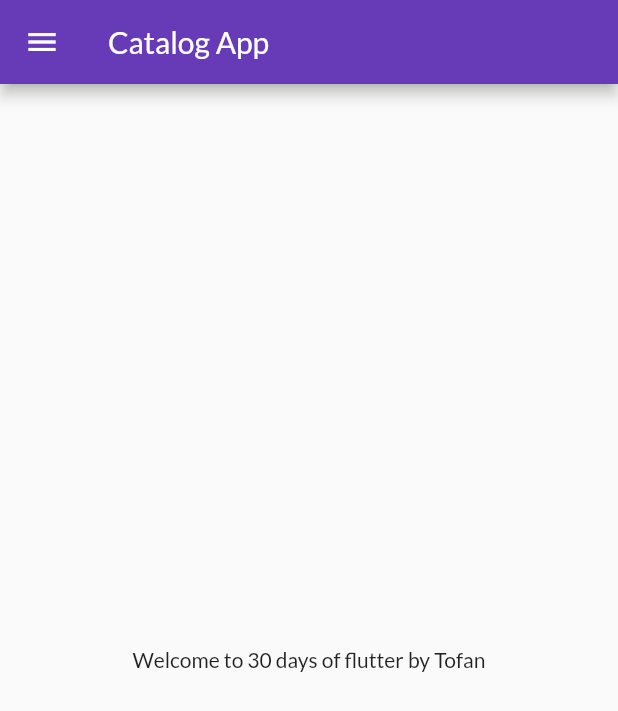
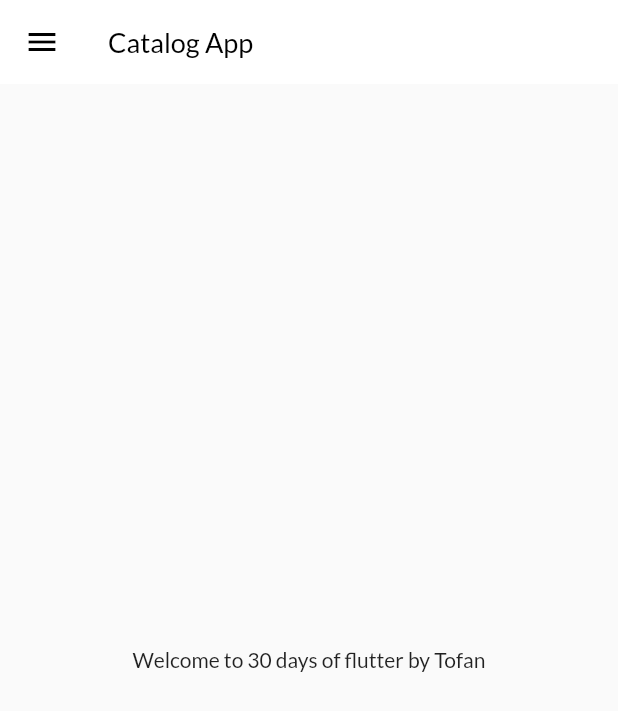
Before and after one commit to MIB7978/catalog-app, a Flutter app: the screen it shows after launch, on a phone screen of 412 x 824 dp. Shown: the top 711 px of the screen. Run offline on Flutter 3.47's test engine with Material 2 defaults, Android fonts, the phone set to English and light mode, and no system bars; our stand-ins replace google_fonts.

Commit message:
theme extraction

```diff
--- a/lib/main.dart
+++ b/lib/main.dart
@@ -1,6 +1,7 @@
 import 'package:catalog_app/pages/homepage.dart';
 import 'package:catalog_app/pages/loginpage.dart';
 import 'package:catalog_app/utils/routes.dart';
+import 'package:catalog_app/widget/themes.dart';
 import 'package:flutter/material.dart';
 import 'package:google_fonts/google_fonts.dart';
 
@@ -13,10 +14,8 @@ class MyApp extends StatelessWidget {
   Widget build(BuildContext context) {
     return MaterialApp(
       themeMode: ThemeMode.light,
-      theme: ThemeData(
-          fontFamily: GoogleFonts.lato().fontFamily,
-          primarySwatch: Colors.deepPurple),
-      darkTheme: ThemeData(brightness: Brightness.dark),
+      theme: MyTheme.lightTheme(context),
+      darkTheme: MyTheme.darkTheme(context),
       debugShowCheckedModeBanner: false,
       initialRoute: Myroutes.homeRoute,
       routes: {
--- /dev/null
+++ b/lib/widget/themes.dart
@@ -0,0 +1,19 @@
+import 'package:flutter/cupertino.dart';
+import 'package:google_fonts/google_fonts.dart';
+import 'package:flutter/material.dart';
+
+class MyTheme {
+  static ThemeData lightTheme(BuildContext context) => ThemeData(
+      fontFamily: GoogleFonts.lato().fontFamily,
+      primarySwatch: Colors.deepPurple,
+      appBarTheme: AppBarTheme(
+          color: Colors.white,
+          elevation: 0.0,
+          iconTheme: IconThemeData(color: Colors.black),
+          titleTextStyle: TextStyle(
+              color: Colors.black,
+              fontFamily: GoogleFonts.lato().fontFamily,
+              fontSize: 18)));
+  static ThemeData darkTheme(BuildContext context) =>
+      ThemeData(brightness: Brightness.dark);
+}
```
